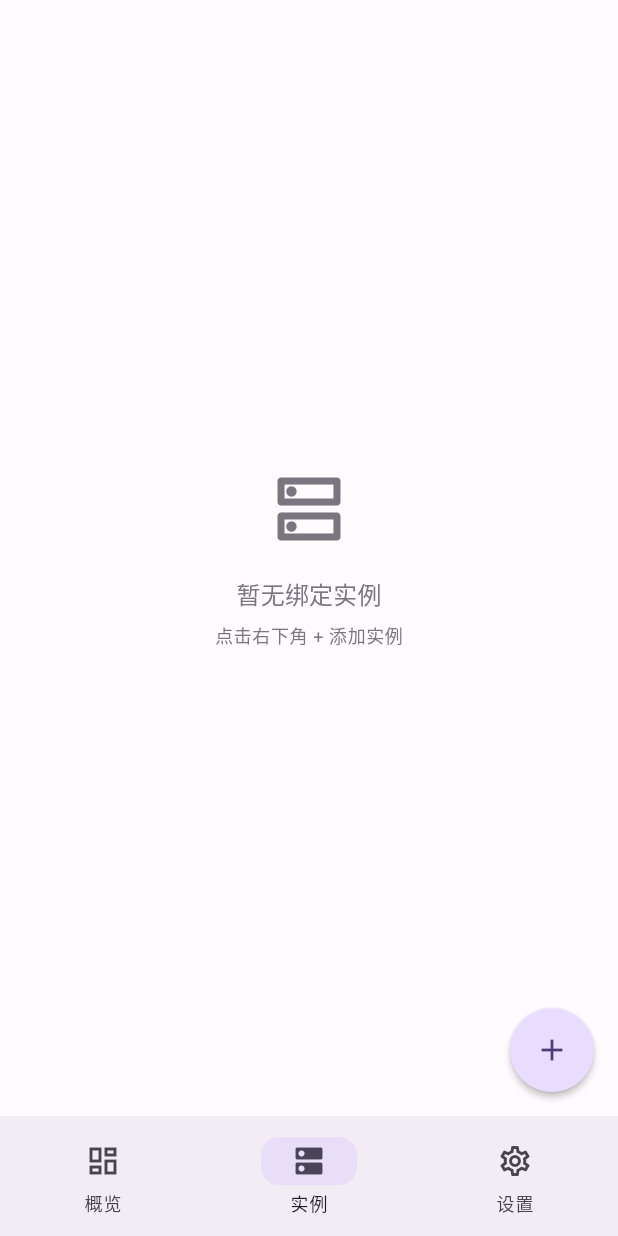
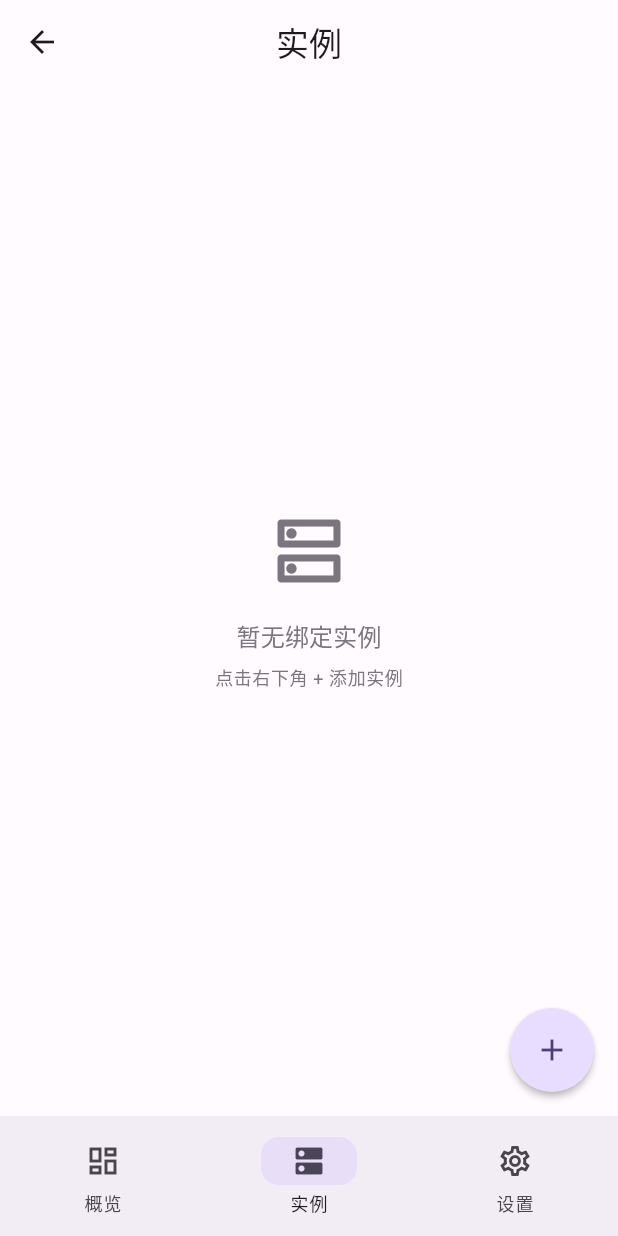
Before and after one commit to hkgood/oc-admin-app, a Flutter app: the HomePage screen opened directly, item 2 of the bottom bar chosen, on a phone screen of 412 x 824 dp. Run offline on Flutter 3.47's test engine with Material 3 defaults, Android fonts, the phone set to English and light mode, and no system bars; our stand-ins replace fl_chart, flutter_secure_storage, pocketbase, shared_preferences; accounts and stored records are empty; network calls fail.

Commit message:
UI优化：统一三个Tab顶部留白，优化实例详情页标题居中与白天配色

```diff
--- a/lib/presentation/pages/home_page.dart
+++ b/lib/presentation/pages/home_page.dart
@@ -243,7 +243,18 @@ class _HomePageState extends State<HomePage> {
         }
 
         if (provider.instances.isEmpty) {
-          return Center(
+          return CustomScrollView(
+            slivers: [
+              SliverAppBar(
+                floating: true,
+                title: const Text('实例'),
+                centerTitle: true,
+                backgroundColor: Theme.of(context).colorScheme.surface,
+                surfaceTintColor: Colors.transparent,
+              ),
+              SliverFillRemaining(
+                hasScrollBody: false,
+                child: Center(
                   child: Column(
                     mainAxisAlignment: MainAxisAlignment.center,
                     children: [
@@ -268,15 +279,28 @@ class _HomePageState extends State<HomePage> {
                       ),
                     ],
                   ),
+                ),
+              ),
+            ],
           );
         }
 
         return RefreshIndicator(
           onRefresh: provider.loadInstances,
-          child: ListView.builder(
+          child: CustomScrollView(
+            slivers: [
+              SliverAppBar(
+                floating: true,
+                title: const Text('实例'),
+                centerTitle: true,
+                backgroundColor: Theme.of(context).colorScheme.surface,
+                surfaceTintColor: Colors.transparent,
+              ),
+              SliverPadding(
                 padding: const EdgeInsets.all(16),
-            itemCount: provider.instances.length,
-            itemBuilder: (context, index) {
+                sliver: SliverList(
+                  delegate: SliverChildBuilderDelegate(
+                    (context, index) {
                       final instance = provider.instances[index];
                       return Padding(
                         padding: const EdgeInsets.only(bottom: 12),
@@ -287,6 +311,11 @@ class _HomePageState extends State<HomePage> {
                         ),
                       );
                     },
+                    childCount: provider.instances.length,
+                  ),
+                ),
+              ),
+            ],
           ),
         );
       },
@@ -296,9 +325,19 @@ class _HomePageState extends State<HomePage> {
   Widget _buildSettingsTab() {
     return Consumer<AuthProvider>(
       builder: (context, authProvider, _) {
-        return ListView(
+        return CustomScrollView(
+          slivers: [
+            SliverAppBar(
+              floating: true,
+              title: const Text('设置'),
+              centerTitle: true,
+              backgroundColor: Theme.of(context).colorScheme.surface,
+              surfaceTintColor: Colors.transparent,
+            ),
+            SliverPadding(
               padding: const EdgeInsets.all(16),
-          children: [
+              sliver: SliverList(
+                delegate: SliverChildListDelegate([
                   const SizedBox(height: 16),
                   // User info card
                   Container(
@@ -314,8 +353,7 @@ class _HomePageState extends State<HomePage> {
                           backgroundColor: Theme.of(context).colorScheme.primaryContainer,
                           child: Text(
                             (authProvider.user?.name?.substring(0, 1).toUpperCase() ??
-                          authProvider.user?.email.substring(0, 1).toUpperCase() ??
-                          'U'),
+                                authProvider.user?.email.substring(0, 1).toUpperCase() ?? 'U'),
                             style: TextStyle(
                               fontSize: 20,
                               fontWeight: FontWeight.w600,
@@ -348,7 +386,6 @@ class _HomePageState extends State<HomePage> {
                     ),
                   ),
                   const SizedBox(height: 32),
-
                   // Theme mode switcher
                   Container(
                     padding: const EdgeInsets.all(16),
@@ -384,7 +421,6 @@ class _HomePageState extends State<HomePage> {
                     ),
                   ),
                   const SizedBox(height: 32),
-
                   // Logout button
                   OutlinedButton(
                     onPressed: () {
@@ -440,11 +476,15 @@ class _HomePageState extends State<HomePage> {
                       ],
                     ),
                   ),
+                ]),
+              ),
+            ),
           ],
         );
       },
     );
   }
+
 
   void _openInstanceDetail(String instanceId) {
     Navigator.push(
--- a/lib/presentation/pages/instance_detail_page.dart
+++ b/lib/presentation/pages/instance_detail_page.dart
@@ -68,7 +68,13 @@ class _InstanceDetailPageState extends State<InstanceDetailPage>
                 SliverAppBar(
                   expandedHeight: 200,
                   pinned: true,
+                  backgroundColor: Theme.of(context).colorScheme.surface,
+                  surfaceTintColor: Colors.transparent,
+                  iconTheme: IconThemeData(
+                    color: Theme.of(context).colorScheme.onSurface,
+                  ),
                   flexibleSpace: FlexibleSpaceBar(
+                    centerTitle: true,
                     title: Text(
                       instance.name,
                       style: const TextStyle(fontSize: 16),
@@ -132,7 +138,7 @@ class _InstanceHeader extends StatelessWidget {
       ),
       child: SafeArea(
         child: Padding(
-          padding: const EdgeInsets.fromLTRB(20, 60, 20, 60),
+          padding: const EdgeInsets.fromLTRB(20, 48, 20, 48),
           child: Column(
             mainAxisAlignment: MainAxisAlignment.center,
             children: [
```
Lines whose indentation alone changed are shown as unchanged.
